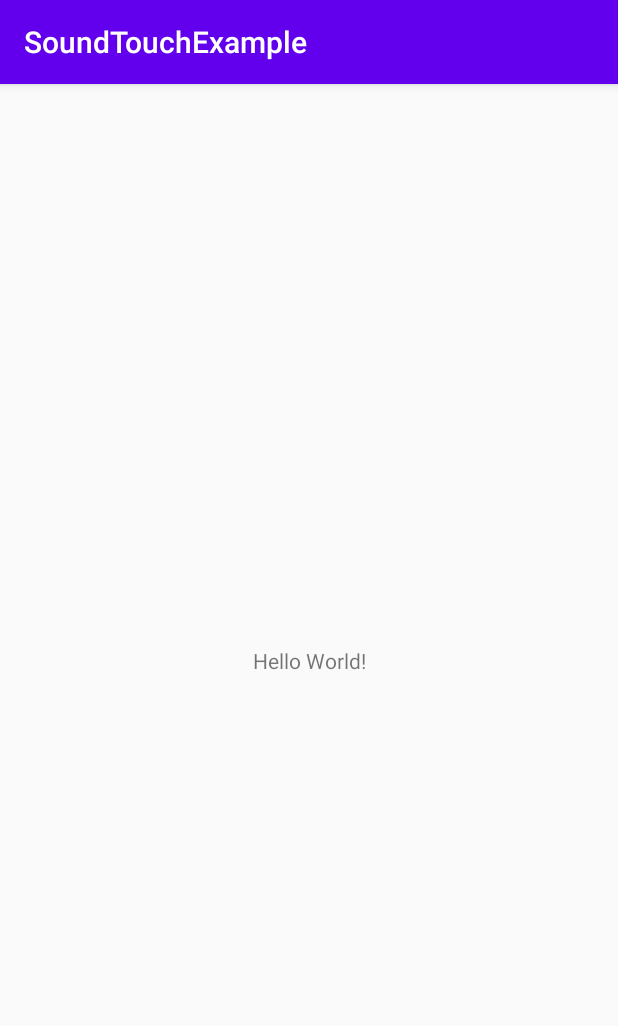
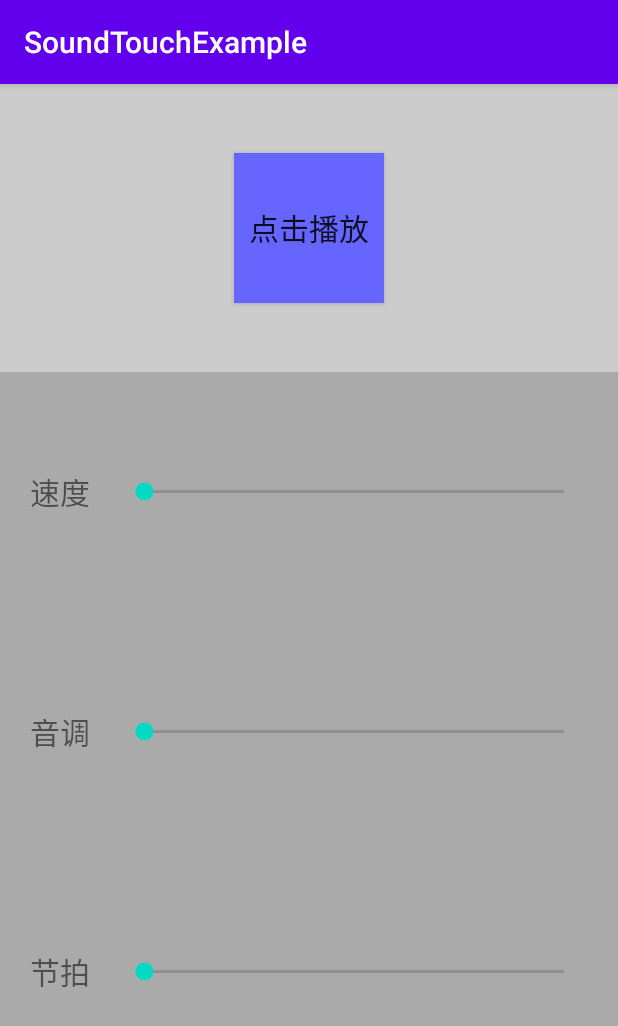
Before and after one commit to xiaoxiaocainiao/SoundTouchAndroidExample, an Android app: the screen it shows after launch (MainActivity), on a phone screen of 412 x 824 dp. Shown: the top 1026 px of the screen. Run offline under Robolectric (Android 15) with nearby library versions, the phone set to English and light mode, and no system bars; 2 statements that could not run were skipped.

Commit message:
添加基本的UI

```diff
--- a/app/src/main/res/layout/activity_main.xml
+++ b/app/src/main/res/layout/activity_main.xml
@@ -6,13 +6,109 @@
     android:layout_height="match_parent"
     tools:context=".MainActivity">
 
-    <TextView
-        android:layout_width="wrap_content"
-        android:layout_height="wrap_content"
-        android:text="Hello World!"
-        app:layout_constraintBottom_toBottomOf="parent"
+    <LinearLayout
+        android:id="@+id/top_area"
+        android:layout_width="0dp"
+        android:layout_height="0dp"
         app:layout_constraintLeft_toLeftOf="parent"
         app:layout_constraintRight_toRightOf="parent"
-        app:layout_constraintTop_toTopOf="parent" />
+        app:layout_constraintTop_toTopOf="parent"
+        app:layout_constraintBottom_toTopOf="@+id/bottom_area"
+        android:orientation="horizontal"
+        android:background="#cccccc"
+        app:layout_constraintVertical_weight="1"
+
+        android:gravity="center"
+        >
+
+        <Button
+            android:id="@+id/play_btn"
+            android:layout_width="100dp"
+            android:layout_height="100dp"
+            android:text="点击播放"
+            android:textSize="20dp"
+            android:background="#6666ff"/>
+
+    </LinearLayout>
+
+    <LinearLayout
+        android:id="@+id/bottom_area"
+        android:layout_width="0dp"
+        android:layout_height="0dp"
+        android:background="#aaaaaa"
+        android:orientation="vertical"
+        app:layout_constraintBottom_toBottomOf="parent"
+        app:layout_constraintHorizontal_bias="0.0"
+        app:layout_constraintLeft_toLeftOf="parent"
+        app:layout_constraintRight_toRightOf="parent"
+        app:layout_constraintTop_toBottomOf="@+id/top_area"
+        app:layout_constraintVertical_weight="3"
+        >
+
+        <LinearLayout
+            android:layout_width="match_parent"
+            android:layout_height="wrap_content"
+            android:gravity="center">
+
+            <TextView
+                android:layout_width="wrap_content"
+                android:layout_height="wrap_content"
+                android:text="速度"
+                android:textSize="20dp"
+                android:layout_marginLeft="20dp"/>
+
+            <SeekBar
+                android:layout_width="match_parent"
+                android:layout_height="100dp"
+                android:layout_marginVertical="30dp"
+                android:layout_marginHorizontal="20dp"
+                />
+
+        </LinearLayout>
+
+        <LinearLayout
+            android:layout_width="match_parent"
+            android:layout_height="wrap_content"
+            android:gravity="center">
+
+            <TextView
+                android:layout_width="wrap_content"
+                android:layout_height="wrap_content"
+                android:text="音调"
+                android:textSize="20dp"
+                android:layout_marginLeft="20dp"/>
+
+            <SeekBar
+                android:layout_width="match_parent"
+                android:layout_height="100dp"
+                android:layout_marginVertical="30dp"
+                android:layout_marginHorizontal="20dp"
+                />
+
+        </LinearLayout>
+
+        <LinearLayout
+            android:layout_width="match_parent"
+            android:layout_height="wrap_content"
+            android:gravity="center">
+
+            <TextView
+                android:layout_width="wrap_content"
+                android:layout_height="wrap_content"
+                android:text="节拍"
+                android:textSize="20dp"
+                android:layout_marginLeft="20dp"/>
+
+            <SeekBar
+                android:layout_width="match_parent"
+                android:layout_height="100dp"
+                android:layout_marginVertical="30dp"
+                android:layout_marginHorizontal="20dp"
+                />
+
+        </LinearLayout>
+
+
+    </LinearLayout>
 
 </androidx.constraintlayout.widget.ConstraintLayout>
```
Also changed, not shown: 1 other file.
